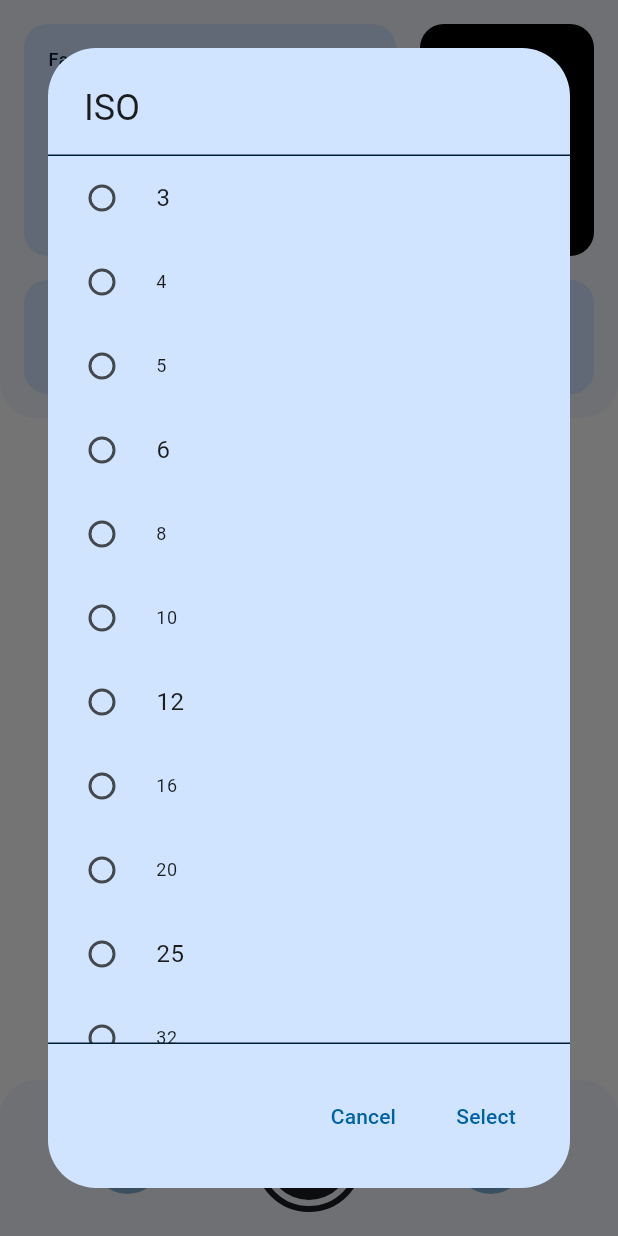
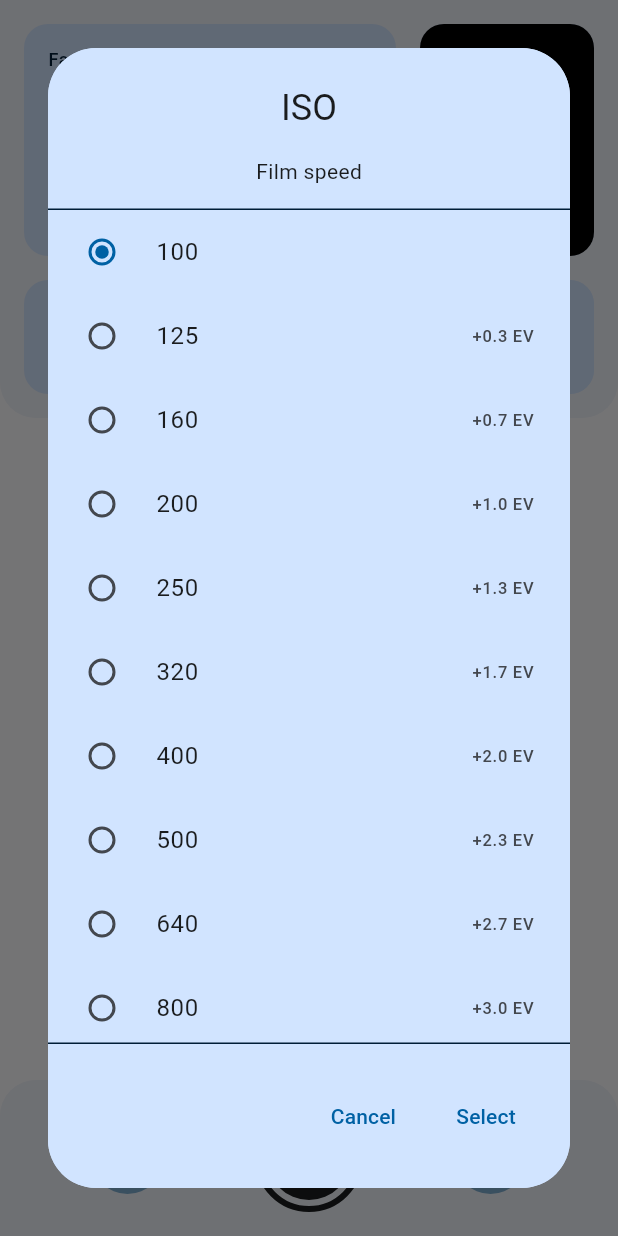
Before and after one commit to vodemn/m3_lightmeter, a Flutter app: the screen it shows after launch, after a tap on "ISO", on a phone screen of 412 x 824 dp. Run offline on Flutter 3.47's test engine with Material 2 defaults, Android fonts, the phone set to English and light mode, and no system bars; our stand-ins replace flutter_bloc, material_color_utilities, permission_handler.

Commit message:
Enhanced picker dialogs
added picker dialogs subtitle

show EV difference (wip)

jump to selected value

added EV difference to pickers

hide inkwell overflow

thirds iso normal style

fixed picker ev difference order

more picker typdefs

```diff
--- a/lib/l10n/intl_en.arb
+++ b/lib/l10n/intl_en.arb
@@ -6,7 +6,9 @@
     "fastestExposurePair": "Fastest",
     "slowestExposurePair": "Slowest",
     "iso": "ISO",
+    "filmSpeed": "Film speed",
     "nd": "ND",
+    "ndFilterFactor": "Neutral density filter factor",
     "none": "None",
     "cancel": "Cancel",
     "select": "Select",
--- a/lib/models/photography_value.dart
+++ b/lib/models/photography_value.dart
@@ -1,14 +1,31 @@
+import 'dart:math';
+
+import 'package:lightmeter/utils/log_2.dart';
+
 enum StopType { full, half, third }
 
-abstract class PhotographyValue<T> {
+abstract class PhotographyValue<T extends num> {
   final T rawValue;
 
   const PhotographyValue(this.rawValue);
 
   T get value => rawValue;
+
+  /// EV difference between `this` and `other`
+  double evDifference(PhotographyValue other) => log2(max(1, other.value) / max(1, value));
+
+  String toStringDifference(PhotographyValue other) {
+    final ev = log2(max(1, other.value) / max(1, value));
+    final buffer = StringBuffer();
+    if (ev > 0) {
+      buffer.write('+');
+    }
+    buffer.write(ev.toStringAsFixed(1));
+    return buffer.toString();
+  }
 }
 
-abstract class PhotographyStopValue<T> extends PhotographyValue<T> {
+abstract class PhotographyStopValue<T extends num> extends PhotographyValue<T> {
   final StopType stopType;
 
   const PhotographyStopValue(super.rawValue, this.stopType);
--- a/lib/res/dimens.dart
+++ b/lib/res/dimens.dart
@@ -9,6 +9,7 @@ class Dimens {
   static const double grid8 = 8;
   static const double grid16 = 16;
   static const double grid24 = 24;
+  static const double grid56 = 56;
   static const double grid168 = 168;
 
   static const double paddingM = 16;
--- a/lib/screens/metering/components/topbar/components/dialog_picker.dart
+++ b/lib/screens/metering/components/topbar/components/dialog_picker.dart
@@ -1,20 +1,28 @@
 import 'package:flutter/material.dart';
 import 'package:lightmeter/generated/l10n.dart';
+import 'package:lightmeter/models/photography_value.dart';
 import 'package:lightmeter/res/dimens.dart';
 
-class MeteringScreenDialogPicker<T> extends StatefulWidget {
+typedef DialogPickerItemBuilder<T extends PhotographyValue> = Widget Function(BuildContext, T);
+typedef DialogPickerEvDifferenceBuilder<T extends PhotographyValue> = String Function(T selected, T other);
+
+class MeteringScreenDialogPicker<T extends PhotographyValue> extends StatefulWidget {
   final String title;
+  final String subtitle;
   final T initialValue;
   final List<T> values;
-  final Widget Function(BuildContext context, T value) itemTitleBuilder;
+  final DialogPickerItemBuilder<T> itemTitleBuilder;
+  final DialogPickerEvDifferenceBuilder<T> evDifferenceBuilder;
   final VoidCallback onCancel;
   final ValueChanged onSelect;
 
   const MeteringScreenDialogPicker({
     required this.title,
+    required this.subtitle,
     required this.initialValue,
     required this.values,
     required this.itemTitleBuilder,
+    required this.evDifferenceBuilder,
     required this.onCancel,
     required this.onSelect,
     super.key,
@@ -24,13 +32,32 @@ class MeteringScreenDialogPicker<T> extends StatefulWidget {
   State<MeteringScreenDialogPicker<T>> createState() => _MeteringScreenDialogPickerState<T>();
 }
 
-class _MeteringScreenDialogPickerState<T> extends State<MeteringScreenDialogPicker<T>> {
+class _MeteringScreenDialogPickerState<T extends PhotographyValue> extends State<MeteringScreenDialogPicker<T>> {
   late T _selectedValue = widget.initialValue;
+  final _scrollController = ScrollController();
+
+  @override
+  void initState() {
+    super.initState();
+    WidgetsBinding.instance.addPostFrameCallback((_) {
+      _scrollController.jumpTo(Dimens.grid56 * widget.values.indexOf(_selectedValue));
+    });
+  }
+
+  @override
+  void dispose() {
+    _scrollController.dispose();
+    super.dispose();
+  }
 
   @override
   Widget build(BuildContext context) {
     return Column(
-      crossAxisAlignment: CrossAxisAlignment.start,
+      crossAxisAlignment: CrossAxisAlignment.stretch,
+      children: [
+        ColoredBox(
+          color: Theme.of(context).colorScheme.primaryContainer,
+          child: Column(
             children: [
               Padding(
                 padding: const EdgeInsets.fromLTRB(
@@ -39,19 +66,33 @@ class _MeteringScreenDialogPickerState<T> extends State<MeteringScreenDialogPick
                   Dimens.paddingL,
                   Dimens.paddingM,
                 ),
-          child: Text(
+                child: Column(
+                  children: [
+                    Text(
                       widget.title,
                       style: Theme.of(context).textTheme.headlineSmall!,
+                    ),
+                    const SizedBox(height: Dimens.grid16),
+                    Text(
+                      widget.subtitle,
+                      style: Theme.of(context).textTheme.bodyMedium!,
+                    ),
+                  ],
                 ),
               ),
               Divider(
                 color: Theme.of(context).colorScheme.onPrimaryContainer,
                 height: 0,
               ),
+            ],
+          ),
+        ),
         Expanded(
           child: ListView.builder(
+            controller: _scrollController,
             padding: EdgeInsets.zero,
             itemCount: widget.values.length,
+            itemExtent: Dimens.grid56,
             itemBuilder: (context, index) => RadioListTile(
               value: widget.values[index],
               groupValue: _selectedValue,
@@ -59,6 +100,9 @@ class _MeteringScreenDialogPickerState<T> extends State<MeteringScreenDialogPick
                 style: Theme.of(context).textTheme.bodyLarge!,
                 child: widget.itemTitleBuilder(context, widget.values[index]),
               ),
+              secondary: widget.values[index].value != _selectedValue.value
+                  ? Text('${widget.evDifferenceBuilder.call(_selectedValue, widget.values[index])} EV')
+                  : null,
               onChanged: (value) {
                 if (value != null) {
                   setState(() {
@@ -69,6 +113,10 @@ class _MeteringScreenDialogPickerState<T> extends State<MeteringScreenDialogPick
             ),
           ),
         ),
+        ColoredBox(
+          color: Theme.of(context).colorScheme.primaryContainer,
+          child: Column(
+            children: [
               Divider(
                 color: Theme.of(context).colorScheme.onPrimaryContainer,
                 height: 0,
@@ -93,6 +141,9 @@ class _MeteringScreenDialogPickerState<T> extends State<MeteringScreenDialogPick
                 ),
               ),
             ],
+          ),
+        ),
+      ],
     );
   }
 }
--- a/lib/screens/metering/components/topbar/topbar.dart
+++ b/lib/screens/metering/components/topbar/topbar.dart
@@ -13,8 +13,6 @@ import 'models/reading_value.dart';
 
 class MeteringTopBar extends StatelessWidget {
   static const _columnsCount = 3;
-  final _isoDialogKey = GlobalKey<AnimatedDialogState>();
-  final _ndDialogKey = GlobalKey<AnimatedDialogState>();
 
   final ExposurePair? fastest;
   final ExposurePair? slowest;
@@ -24,7 +22,7 @@ class MeteringTopBar extends StatelessWidget {
   final ValueChanged<IsoValue> onIsoChanged;
   final ValueChanged<NdValue> onNdChanged;
 
-  MeteringTopBar({
+  const MeteringTopBar({
     required this.fastest,
     required this.slowest,
     required this.ev,
@@ -94,16 +92,13 @@ class MeteringTopBar extends StatelessWidget {
                             SizedBox(
                               width: columnWidth,
                               child: _AnimatedDialogPicker(
-                                key: _isoDialogKey,
                                 title: S.of(context).iso,
+                                subtitle: S.of(context).filmSpeed,
                                 selectedValue: iso,
                                 values: isoValues,
-                                itemTitleBuilder: (context, value) => Text(
-                                  value.value.toString(),
-                                  style: value.stopType == StopType.full
-                                      ? null // use default
-                                      : Theme.of(context).textTheme.bodySmall,
-                                ),
+                                itemTitleBuilder: (_, value) => Text(value.value.toString()),
+                                // using ascending order, because increase in film speed rises EV
+                                evDifferenceBuilder: (selected, other) => selected.toStringDifference(other),
                                 onChanged: onIsoChanged,
                               ),
                             ),
@@ -130,13 +125,15 @@ class MeteringTopBar extends StatelessWidget {
                         ),
                         const _InnerPadding(),
                         _AnimatedDialogPicker(
-                          key: _ndDialogKey,
                           title: S.of(context).nd,
+                          subtitle: S.of(context).ndFilterFactor,
                           selectedValue: nd,
                           values: ndValues,
-                          itemTitleBuilder: (context, value) => Text(
+                          itemTitleBuilder: (_, value) => Text(
                             value.value == 0 ? S.of(context).none : value.value.toString(),
                           ),
+                          // using descending order, because ND filter darkens image & lowers EV
+                          evDifferenceBuilder: (selected, other) => other.toStringDifference(selected),
                           onChanged: onNdChanged,
                         ),
                       ],
@@ -156,33 +153,50 @@ class _InnerPadding extends SizedBox {
   const _InnerPadding() : super(height: Dimens.grid16, width: Dimens.grid16);
 }
 
-class _AnimatedDialogPicker<T extends PhotographyValue> extends AnimatedDialog {
+class _AnimatedDialogPicker<T extends PhotographyValue> extends StatelessWidget {
+  final _key = GlobalKey<AnimatedDialogState>();
+  final String title;
+  final String subtitle;
+  final T selectedValue;
+  final List<T> values;
+  final DialogPickerItemBuilder<T> itemTitleBuilder;
+  final DialogPickerEvDifferenceBuilder<T> evDifferenceBuilder;
+  final ValueChanged<T> onChanged;
+
   _AnimatedDialogPicker({
-    required GlobalKey<AnimatedDialogState> key,
-    required String title,
-    required T selectedValue,
-    required List<T> values,
-    required Widget Function(BuildContext, T) itemTitleBuilder,
-    required ValueChanged<T> onChanged,
-  }) : super(
-          key: key,
+    required this.title,
+    required this.subtitle,
+    required this.selectedValue,
+    required this.values,
+    required this.itemTitleBuilder,
+    required this.evDifferenceBuilder,
+    required this.onChanged,
+  }) : super();
+
+  @override
+  Widget build(BuildContext context) {
+    return AnimatedDialog(
+      key: _key,
       closedChild: ReadingContainer.singleValue(
         value: ReadingValue(
           label: title,
           value: selectedValue.value.toString(),
         ),
       ),
-          openedChild: MeteringScreenDialogPicker(
+      openedChild: MeteringScreenDialogPicker<T>(
         title: title,
+        subtitle: subtitle,
         initialValue: selectedValue,
         values: values,
         itemTitleBuilder: itemTitleBuilder,
+        evDifferenceBuilder: evDifferenceBuilder,
         onCancel: () {
-              key.currentState?.close();
+          _key.currentState?.close();
         },
         onSelect: (value) {
-              key.currentState?.close().then((_) => onChanged(value));
+          _key.currentState?.close().then((_) => onChanged(value));
         },
       ),
     );
   }
+}
--- a/lib/screens/metering/metering_bloc.dart
+++ b/lib/screens/metering/metering_bloc.dart
@@ -64,7 +64,7 @@ class MeteringBloc extends Bloc<MeteringEvent, MeteringState> {
     final shutterSpeed = _shutterSpeedValues[_random.nextInt(_shutterSpeedValues.thirdStops().length)];
     final iso = _isoValues[_random.nextInt(_isoValues.thirdStops().length)];
 
-    final evAtSystemIso = log2(pow(aperture.value, 2).toDouble()) - log2(shutterSpeed.value);
+    final evAtSystemIso = log2(pow(aperture.value, 2).toDouble() / shutterSpeed.value);
     final ev = evAtSystemIso - log2(iso.value / state.iso.value);
 
     emit(MeteringState(
```
Also changed, not shown: lib/generated/intl/messages_en.dart, lib/generated/l10n.dart. Lines whose indentation alone changed are shown as unchanged.
